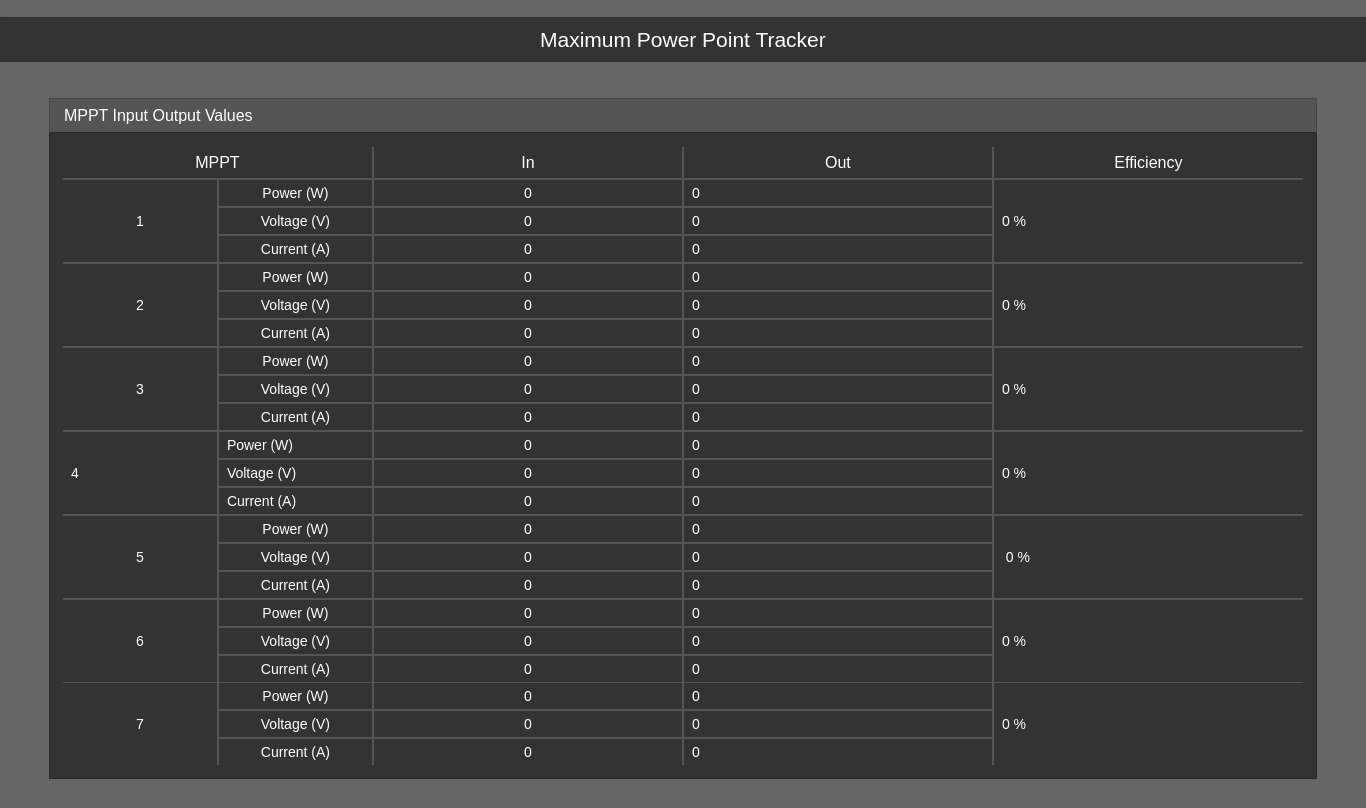
First picture: the form in MpptUI.ui, repository UCSolarCarTeam/Delta-Desktop-Client-Telemetry, before the edit.
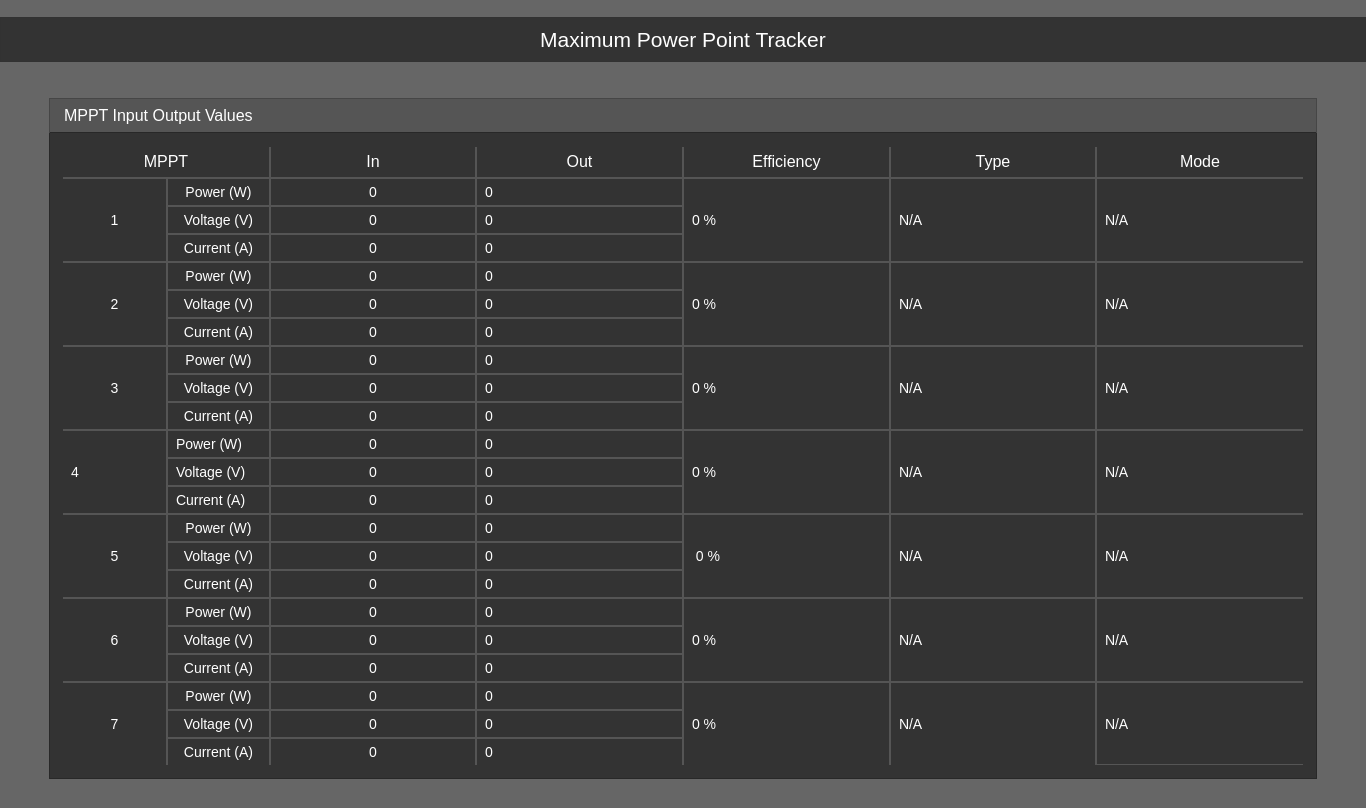
Second picture: the form after the edit. Icons and pictures are not drawn.

Commit message: added modes types for mppt

What changed in the file:
```diff
--- a/MpptUI.ui
+++ b/MpptUI.ui
@@ -347,7 +347,6 @@
                      <widget class="QLabel" name="mppt6Label">
                       <property name="styleSheet">
                        <string notr="true">border-left: none;
-border-bottom:none;
 padding-right: 5px;</string>
                       </property>
                       <property name="text">
@@ -381,7 +380,7 @@
                     <item row="2" column="1">
                      <widget class="QLabel" name="mppt6CurrentLabel">
                       <property name="styleSheet">
-                       <string notr="true">border-bottom: none;</string>
+                       <string notr="true"/>
                       </property>
                       <property name="text">
                        <string>Current (A)</string>
@@ -616,8 +615,7 @@
                   <item row="0" column="6">
                    <widget class="QLabel" name="valuesEfficiencyLabel">
                     <property name="styleSheet">
-                     <string notr="true">border-top: none;
-border-right: none;</string>
+                     <string notr="true">border-top: none;</string>
                     </property>
                     <property name="text">
                      <string>&lt;html&gt;&lt;head/&gt;&lt;body&gt;&lt;p&gt;&lt;span style=&quot; font-size:12pt;&quot;&gt;Efficiency&lt;/span&gt;&lt;/p&gt;&lt;/body&gt;&lt;/html&gt;</string>
@@ -629,9 +627,6 @@
                   </item>
                   <item row="5" column="6">
                    <widget class="QLabel" name="mppt5Efficiency">
-                    <property name="styleSheet">
-                     <string notr="true">border-right: none;</string>
-                    </property>
                     <property name="text">
                      <string> 0 %</string>
                     </property>
@@ -640,8 +635,7 @@
                   <item row="6" column="6">
                    <widget class="QLabel" name="mppt6Efficiency">
                     <property name="styleSheet">
-                     <string notr="true">border-right: none; 
- border-bottom: none;</string>
+                     <string notr="true"/>
                     </property>
                     <property name="text">
                      <string>0 %</string>
@@ -712,9 +706,6 @@
                     </item>
                     <item row="2" column="0">
                      <widget class="QLabel" name="mppt6CurrentIn">
-                      <property name="styleSheet">
-                       <string notr="true">border-bottom: none;</string>
-                      </property>
                       <property name="text">
                        <string>0</string>
                       </property>
@@ -848,9 +839,6 @@
                   </item>
                   <item row="2" column="6">
                    <widget class="QLabel" name="mppt2Efficiency">
-                    <property name="styleSheet">
-                     <string notr="true">border-right: none;</string>
-                    </property>
                     <property name="text">
                      <string>0 %</string>
                     </property>
@@ -858,9 +846,6 @@
                   </item>
                   <item row="3" column="6">
                    <widget class="QLabel" name="mppt3Efficiency">
-                    <property name="styleSheet">
-                     <string notr="true">border-right: none;</string>
-                    </property>
                     <property name="text">
                      <string>0 %</string>
                     </property>
@@ -873,10 +858,6 @@
                     </property>
                     <item row="2" column="0">
                      <widget class="QLabel" name="mppt6CurrentOut">
-                      <property name="styleSheet">
-                       <string notr="true">border-bottom: none;
-</string>
-                      </property>
                       <property name="text">
                        <string>0</string>
                       </property>
@@ -900,9 +881,6 @@
                   </item>
                   <item row="1" column="6">
                    <widget class="QLabel" name="mppt1Efficiency">
-                    <property name="styleSheet">
-                     <string notr="true">border-right: none;</string>
-                    </property>
                     <property name="text">
                      <string>0 %</string>
                     </property>
@@ -1110,9 +1088,6 @@
                   </item>
                   <item row="4" column="6">
                    <widget class="QLabel" name="mppt4Efficiency">
-                    <property name="styleSheet">
-                     <string notr="true">border-right: none;</string>
-                    </property>
                     <property name="text">
                      <string>0 %</string>
                     </property>
@@ -1227,8 +1202,8 @@
                   <item row="7" column="6">
                    <widget class="QLabel" name="mppt7Efficiency">
                     <property name="styleSheet">
-                     <string notr="true">border-right: none; 
- border-bottom: none;</string>
+                     <string notr="true">
+border-bottom: none;</string>
                     </property>
                     <property name="text">
                      <string>0 %</string>
@@ -1307,6 +1282,186 @@
                     </item>
                    </layout>
                   </item>
+                  <item row="0" column="4">
+                   <widget class="QLabel" name="valuesOutLabel">
+                    <property name="minimumSize">
+                     <size>
+                      <width>100</width>
+                      <height>0</height>
+                     </size>
+                    </property>
+                    <property name="styleSheet">
+                     <string notr="true">border-top: none;</string>
+                    </property>
+                    <property name="text">
+                     <string>&lt;html&gt;&lt;head/&gt;&lt;body&gt;&lt;p&gt;&lt;span style=&quot; font-size:12pt;&quot;&gt;Out&lt;/span&gt;&lt;/p&gt;&lt;/body&gt;&lt;/html&gt;</string>
+                    </property>
+                    <property name="alignment">
+                     <set>Qt::AlignCenter</set>
+                    </property>
+                   </widget>
+                  </item>
+                  <item row="0" column="7">
+                   <widget class="QLabel" name="typeLabel">
+                    <property name="minimumSize">
+                     <size>
+                      <width>100</width>
+                      <height>0</height>
+                     </size>
+                    </property>
+                    <property name="styleSheet">
+                     <string notr="true">border-top: none;</string>
+                    </property>
+                    <property name="text">
+                     <string>&lt;html&gt;&lt;head/&gt;&lt;body&gt;&lt;p&gt;&lt;span style=&quot; font-size:12pt;&quot;&gt;Type&lt;/span&gt;&lt;/p&gt;&lt;/body&gt;&lt;/html&gt;</string>
+                    </property>
+                    <property name="alignment">
+                     <set>Qt::AlignCenter</set>
+                    </property>
+                   </widget>
+                  </item>
+                  <item row="0" column="8">
+                   <widget class="QLabel" name="modeLabel">
+                    <property name="minimumSize">
+                     <size>
+                      <width>100</width>
+                      <height>0</height>
+                     </size>
+                    </property>
+                    <property name="styleSheet">
+                     <string notr="true">border-top: none;
+border-right:none;</string>
+                    </property>
+                    <property name="text">
+                     <string>&lt;html&gt;&lt;head/&gt;&lt;body&gt;&lt;p&gt;&lt;span style=&quot; font-size:12pt;&quot;&gt;Mode&lt;/span&gt;&lt;/p&gt;&lt;/body&gt;&lt;/html&gt;</string>
+                    </property>
+                    <property name="alignment">
+                     <set>Qt::AlignCenter</set>
+                    </property>
+                   </widget>
+                  </item>
+                  <item row="1" column="7">
+                   <widget class="QLabel" name="mppt1Type">
+                    <property name="text">
+                     <string>N/A</string>
+                    </property>
+                   </widget>
+                  </item>
+                  <item row="1" column="8">
+                   <widget class="QLabel" name="mppt1Mode">
+                    <property name="styleSheet">
+                     <string notr="true">border-right: none;</string>
+                    </property>
+                    <property name="text">
+                     <string>N/A</string>
+                    </property>
+                   </widget>
+                  </item>
+                  <item row="2" column="7">
+                   <widget class="QLabel" name="mppt2Type">
+                    <property name="text">
+                     <string>N/A</string>
+                    </property>
+                   </widget>
+                  </item>
+                  <item row="2" column="8">
+                   <widget class="QLabel" name="mppt2Mode">
+                    <property name="styleSheet">
+                     <string notr="true">border-right: none;</string>
+                    </property>
+                    <property name="text">
+                     <string>N/A</string>
+                    </property>
+                   </widget>
+                  </item>
+                  <item row="3" column="7">
+                   <widget class="QLabel" name="mppt3Type">
+                    <property name="text">
+                     <string>N/A</string>
+                    </property>
+                   </widget>
+                  </item>
+                  <item row="3" column="8">
+                   <widget class="QLabel" name="mppt3Mode">
+                    <property name="styleSheet">
+                     <string notr="true">border-right: none;</string>
+                    </property>
+                    <property name="text">
+                     <string>N/A</string>
+                    </property>
+                   </widget>
+                  </item>
+                  <item row="4" column="7">
+                   <widget class="QLabel" name="mppt4Type">
+                    <property name="text">
+                     <string>N/A</string>
+                    </property>
+                   </widget>
+                  </item>
+                  <item row="4" column="8">
+                   <widget class="QLabel" name="mppt4Mode">
+                    <property name="styleSheet">
+                     <string notr="true">border-right: none;</string>
+                    </property>
+                    <property name="text">
+                     <string>N/A</string>
+                    </property>
+                   </widget>
+                  </item>
+                  <item row="5" column="7">
+                   <widget class="QLabel" name="mppt5Type">
+                    <property name="text">
+                     <string>N/A</string>
+                    </property>
+                   </widget>
+                  </item>
+                  <item row="5" column="8">
+                   <widget class="QLabel" name="mppt5Mode">
+                    <property name="styleSheet">
+                     <string notr="true">border-right: none;</string>
+                    </property>
+                    <property name="text">
+                     <string>N/A</string>
+                    </property>
+                   </widget>
+                  </item>
+                  <item row="6" column="7">
+                   <widget class="QLabel" name="mppt6Type">
+                    <property name="text">
+                     <string>N/A</string>
+                    </property>
+                   </widget>
+                  </item>
+                  <item row="6" column="8">
+                   <widget class="QLabel" name="mppt6Mode">
+                    <property name="styleSheet">
+                     <string notr="true">border-right: none;</string>
+                    </property>
+                    <property name="text">
+                     <string>N/A</string>
+                    </property>
+                   </widget>
+                  </item>
+                  <item row="7" column="7">
+                   <widget class="QLabel" name="mppt7Type">
+                    <property name="styleSheet">
+                     <string notr="true">border-bottom: none;</string>
+                    </property>
+                    <property name="text">
+                     <string>N/A</string>
+                    </property>
+                   </widget>
+                  </item>
+                  <item row="7" column="8">
+                   <widget class="QLabel" name="mppt7Mode">
+                    <property name="styleSheet">
+                     <string notr="true">border-right: none;</string>
+                    </property>
+                    <property name="text">
+                     <string>N/A</string>
+                    </property>
+                   </widget>
+                  </item>
                  </layout>
                 </item>
                </layout>
```
Left out of the diff: 19 changed lines with no effect on the pictures. The commit also changes 11 other files.
